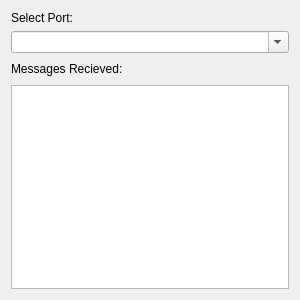
Above: communicationwidget.ui from umdenes100/VisionSystemSim before the change. Below: the same form after it.
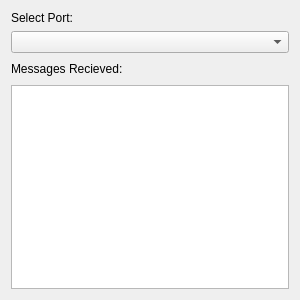
That is the form after the change.

Patch:
```diff
--- a/communicationwidget.ui
+++ b/communicationwidget.ui
@@ -42,7 +42,7 @@
    <item>
     <widget class="QComboBox" name="comboBox">
      <property name="editable">
-      <bool>true</bool>
+      <bool>false</bool>
      </property>
     </widget>
    </item>
```
